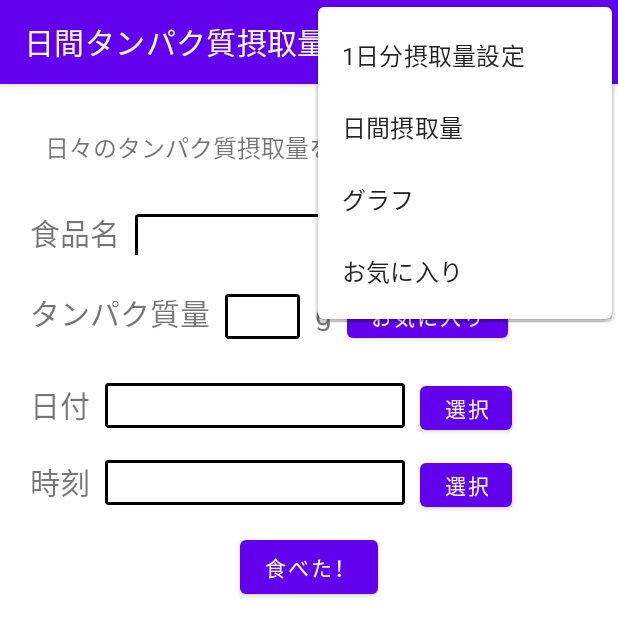
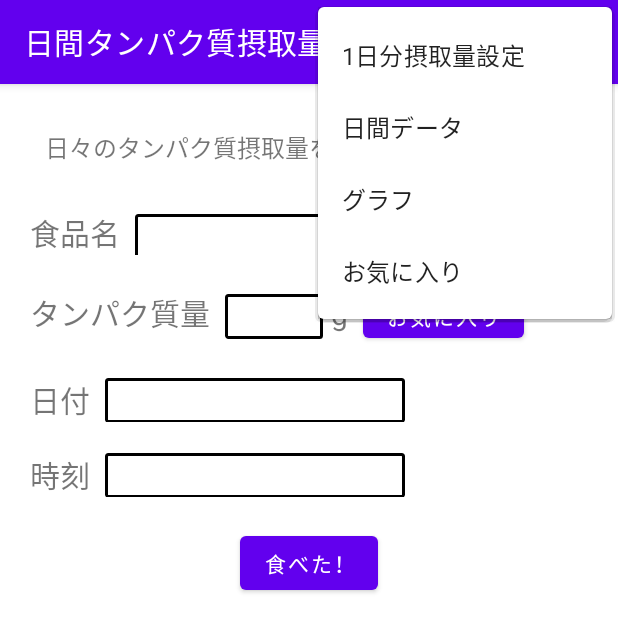
Before and after one commit to Ogawa222/DailyProtein, an Android app: the screen it shows after launch (MainActivity), with the options menu open, on a phone screen of 412 x 824 dp. Shown: the top 636 px of the screen. Run offline under Robolectric (Android 15) with nearby library versions, the phone set to English and light mode, and no system bars.

Commit message:
摂取量記録機能追加、新規画面作成

```diff
--- a/app/src/main/AndroidManifest.xml
+++ b/app/src/main/AndroidManifest.xml
@@ -10,6 +10,9 @@
         android:supportsRtl="true"
         android:theme="@style/Theme.DailyProtein">
         <activity
+            android:name=".DailyProteinActivity"
+            android:exported="true" />
+        <activity
             android:name=".MainActivity"
             android:exported="true">
             <intent-filter>
--- /dev/null
+++ b/app/src/main/java/com/websarva/wings/android/dailyprotein/DailyProteinDatabaseHelper.java
@@ -0,0 +1,39 @@
+package com.websarva.wings.android.dailyprotein;
+
+import android.content.Context;
+import android.database.sqlite.SQLiteDatabase;
+import android.database.sqlite.SQLiteOpenHelper;
+
+public class DailyProteinDatabaseHelper extends SQLiteOpenHelper {
+    // データベースファイル名の定数フィールド
+    private static final String DATABASE_NAME = "daily_proteins.db";
+    // バージョン情報の定数フィールド
+    private static final int DATABASE_VERSION = 1;
+
+    // コンストラクタ
+    public DailyProteinDatabaseHelper(Context context){
+        // 親コンストラクタの呼び出し
+        super(context, DATABASE_NAME, null, DATABASE_VERSION);
+    }
+
+    @Override
+    public void onCreate(SQLiteDatabase db){
+        // テーブル作成用SQL文字列の作成
+        StringBuilder sb = new StringBuilder();
+        sb.append("CREATE TABLE daily_proteins (");
+        sb.append("_id INTEGER PRIMARY KEY,");
+        sb.append("name TEXT,"); // 食品名
+        sb.append("weight REAL,"); // タンパク質量
+        sb.append("take_date TEXT,"); // 摂取した日付
+        sb.append("take_time TEXT"); // 摂取した時刻（検索のため、日付と時刻のカラムを分ける）
+        sb.append(");");
+        String sql = sb.toString();
+
+        // SQLの実行
+        db.execSQL(sql);
+    }
+
+    @Override
+    public void onUpgrade(SQLiteDatabase db, int oldVersion, int newVersion){
+    }
+}
--- a/app/src/main/res/layout/activity_main.xml
+++ b/app/src/main/res/layout/activity_main.xml
@@ -26,6 +26,7 @@
             android:paddingLeft="20dp"/>
 
         <EditText
+            android:id="@+id/food_name"
             android:layout_width="200dp"
             android:layout_height="30dp"
             android:background="@drawable/frame_border"
@@ -48,11 +49,11 @@
             android:paddingLeft="20dp"/>
 
         <EditText
-            android:layout_width="50dp"
+            android:id="@+id/protein_weight"
+            android:layout_width="65dp"
             android:layout_height="30dp"
-            android:inputType="number"
-            android:digits="0123456789"
-            android:maxLength="3"
+            android:inputType="numberDecimal"
+            android:maxLength="5"
             android:gravity="right"
             android:background="@drawable/frame_border"
             android:paddingRight="10dp"/>
@@ -62,7 +63,7 @@
             android:layout_height="wrap_content"
             android:text="g"
             android:textSize="20sp"
-            android:paddingLeft="10dp"
+            android:paddingLeft="5dp"
             android:layout_marginRight="10dp"/>
 
         <Button
@@ -77,7 +78,7 @@
         android:layout_width="match_parent"
         android:layout_height="wrap_content"
         android:orientation="horizontal"
-        android:paddingBottom="10dp">
+        android:paddingBottom="20dp">
 
         <TextView
             android:layout_width="wrap_content"
@@ -93,16 +94,10 @@
             android:layout_height="30dp"
             android:textSize="20sp"
             android:gravity="center"
+            android:clickable="true"
+            android:onClick="showDatePickerDialog"
             android:background="@drawable/frame_border"
             android:layout_marginRight="10dp"/>
-
-        <Button
-            android:layout_width="wrap_content"
-            android:layout_height="wrap_content"
-            android:text="@string/select"
-            android:onClick="showDatePickerDialog"
-            android:minHeight="0dp"
-            android:minWidth="0dp"/>
 
     </LinearLayout>
 
@@ -110,7 +105,7 @@
         android:layout_width="match_parent"
         android:layout_height="wrap_content"
         android:orientation="horizontal"
-        android:paddingBottom="10dp">
+        android:paddingBottom="20dp">
 
         <TextView
             android:layout_width="wrap_content"
@@ -126,16 +121,10 @@
             android:layout_height="30dp"
             android:textSize="20sp"
             android:gravity="center"
+            android:clickable="true"
+            android:onClick="showTimePickerDialog"
             android:background="@drawable/frame_border"
             android:layout_marginRight="10dp"/>
-
-        <Button
-            android:layout_width="wrap_content"
-            android:layout_height="wrap_content"
-            android:text="@string/select"
-            android:onClick="showTimePickerDialog"
-            android:minHeight="0dp"
-            android:minWidth="0dp"/>
 
     </LinearLayout>
 
@@ -143,6 +132,7 @@
         android:layout_width="wrap_content"
         android:layout_height="wrap_content"
         android:text="@string/register"
+        android:onClick="onRegisterButtonClick"
         android:layout_gravity="center_horizontal" />
 
 
--- a/app/src/main/res/values/strings.xml
+++ b/app/src/main/res/values/strings.xml
@@ -1,6 +1,6 @@
 <resources>
     <string name="app_name">日間タンパク質摂取量記録</string>
-    <string name="daily_protein">日間摂取量</string>
+    <string name="daily_protein">日間データ</string>
     <string name="graph">グラフ</string>
     <string name="set_border">1日分摂取量設定</string>
     <string name="favorite">お気に入り</string>
```
Also changed, not shown: app/src/main/java/com/websarva/wings/android/dailyprotein/DailyProteinActivity.java (added, +39 -0 lines), app/src/main/java/com/websarva/wings/android/dailyprotein/MainActivity.java (+74 -2 lines), app/src/main/res/layout/activity_daily_protein.xml (added, +15 -0 lines).
